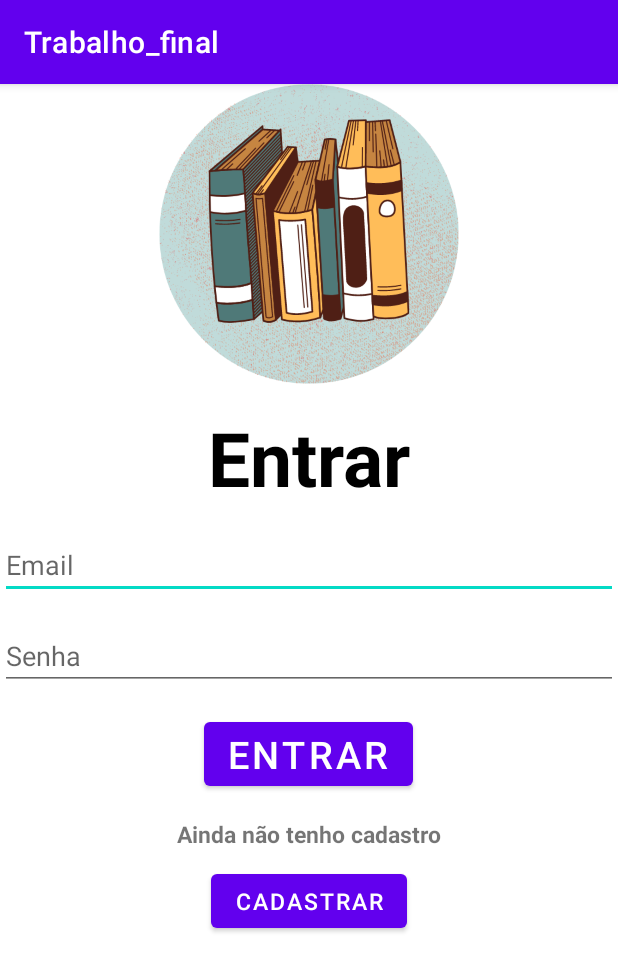
After one commit to BrendaSales/Trabalho_final_android, an Android app: the LoginActivity screen opened directly, with no data from a screen before it, on a phone screen of 412 x 824 dp. The commit adds this screen. Shown: the top 971 px of the screen. Run offline under Robolectric (Android 15) with nearby library versions, the phone set to English and light mode, and no system bars.

Commit message:
Tela de cadastro e login + arquivos string

```diff
--- a/app/build.gradle
+++ b/app/build.gradle
@@ -26,6 +26,9 @@ android {
         sourceCompatibility JavaVersion.VERSION_1_8
         targetCompatibility JavaVersion.VERSION_1_8
     }
+    buildFeatures {
+        viewBinding true
+    }
 }
 
 dependencies {
@@ -33,6 +36,9 @@ dependencies {
     implementation 'androidx.appcompat:appcompat:1.4.2'
     implementation 'com.google.android.material:material:1.6.1'
     implementation 'androidx.constraintlayout:constraintlayout:2.1.4'
+    implementation 'androidx.annotation:annotation:1.2.0'
+    implementation 'androidx.lifecycle:lifecycle-livedata-ktx:2.3.1'
+    implementation 'androidx.lifecycle:lifecycle-viewmodel-ktx:2.3.1'
     testImplementation 'junit:junit:4.13.2'
     androidTestImplementation 'androidx.test.ext:junit:1.1.3'
     androidTestImplementation 'androidx.test.espresso:espresso-core:3.4.0'
--- /dev/null
+++ b/app/src/main/java/com/example/trabalho_final/view/LoginActivity.java
@@ -0,0 +1,16 @@
+package com.example.trabalho_final.view;
+
+import androidx.appcompat.app.AppCompatActivity;
+
+import android.os.Bundle;
+
+import com.example.trabalho_final.R;
+
+public class LoginActivity extends AppCompatActivity {
+
+    @Override
+    protected void onCreate(Bundle savedInstanceState) {
+        super.onCreate(savedInstanceState);
+        setContentView(R.layout.activity_login);
+    }
+}
--- /dev/null
+++ b/app/src/main/res/layout/activity_login.xml
@@ -0,0 +1,77 @@
+<?xml version="1.0" encoding="utf-8"?>
+<LinearLayout xmlns:android="http://schemas.android.com/apk/res/android"
+    xmlns:app="http://schemas.android.com/apk/res-auto"
+    xmlns:tools="http://schemas.android.com/tools"
+    android:layout_width="match_parent"
+    android:layout_height="match_parent"
+    android:orientation="vertical"
+    tools:context=".view.LoginActivity">
+
+<ImageView
+    android:layout_width="200dp"
+    android:layout_height="200dp"
+    android:src="@drawable/logo_app"
+    android:layout_gravity="center"
+    android:layout_marginBottom="15dp"
+    />
+
+<TextView
+    android:layout_width="wrap_content"
+    android:layout_height="wrap_content"
+    android:text="@string/action_login"
+    android:textSize="50dp"
+    android:layout_gravity="center"
+    android:textStyle="bold"
+    android:textColor="@color/black"
+    android:layout_marginBottom="15dp"/>
+
+    <EditText
+        android:layout_width="match_parent"
+        android:layout_height="wrap_content"
+        android:hint="@string/prompt_email"
+        android:id="@+id/txt_email"
+        android:layout_marginBottom="15dp"
+        />
+
+    <EditText
+        android:layout_width="match_parent"
+        android:layout_height="wrap_content"
+        android:hint="@string/prompt_password"
+        android:id="@+id/txt_password"
+        android:layout_marginBottom="15dp"
+
+        />
+    <Button
+        android:layout_width="wrap_content"
+        android:layout_height="wrap_content"
+        android:text="@string/action_login"
+        android:id="@+id/btn_login"
+        android:textSize="25dp"
+        android:layout_marginBottom="15dp"
+        android:layout_gravity="center"
+        />
+
+    <TextView
+        android:layout_width="wrap_content"
+        android:layout_height="wrap_content"
+        android:text="@string/nao_possui_cadastro"
+        android:textSize="15dp"
+        android:layout_gravity="center"
+        android:textStyle="bold"
+        android:layout_marginBottom="10dp"/>
+
+    <Button
+        android:layout_width="wrap_content"
+        android:layout_height="wrap_content"
+        android:text="@string/cadastrar"
+        android:id="@+id/btn_cadastro"
+        android:textSize="15dp"
+        android:layout_marginBottom="15dp"
+        android:layout_gravity="center"
+        />
+
+
+
+
+
+</LinearLayout>
--- a/app/src/main/res/layout/activity_main.xml
+++ b/app/src/main/res/layout/activity_main.xml
@@ -4,7 +4,7 @@
     xmlns:tools="http://schemas.android.com/tools"
     android:layout_width="match_parent"
     android:layout_height="match_parent"
-    tools:context=".MainActivity">
+    tools:context=".view.MainActivity">
 
     <TextView
         android:layout_width="wrap_content"
--- /dev/null
+++ b/app/src/main/res/values-land/dimens.xml
@@ -0,0 +1,3 @@
+<resources>
+ <dimen name="activity_horizontal_margin">48dp</dimen>
+</resources>
--- /dev/null
+++ b/app/src/main/res/values-w1240dp/dimens.xml
@@ -0,0 +1,3 @@
+<resources>
+ <dimen name="activity_horizontal_margin">200dp</dimen>
+</resources>
--- /dev/null
+++ b/app/src/main/res/values-w600dp/dimens.xml
@@ -0,0 +1,3 @@
+<resources>
+ <dimen name="activity_horizontal_margin">48dp</dimen>
+</resources>
--- /dev/null
+++ b/app/src/main/res/values/dimens.xml
@@ -0,0 +1,5 @@
+<resources>
+    <!-- Default screen margins, per the Android Design guidelines. -->
+ <dimen name="activity_horizontal_margin">16dp</dimen>
+ <dimen name="activity_vertical_margin">16dp</dimen>
+</resources>
--- a/app/src/main/res/values/strings.xml
+++ b/app/src/main/res/values/strings.xml
@@ -1,3 +1,15 @@
 <resources>
     <string name="app_name">Trabalho_final</string>
+    <string name="title_activity_login">LoginActivity</string>
+    <string name="prompt_email">Email</string>
+    <string name="prompt_password">Senha</string>
+    <string name="action_login">Entrar</string>
+    <string name="nao_possui_cadastro">Ainda não tenho cadastro</string>
+    <string name="cadastrar">Cadastrar</string>
+    <string name="welcome">"Bem vindo!"</string>
+    <string name="invalid_username">Não é um nome válido</string>
+    <string name="invalid_password">A senha deve ter mais que 5 caracteres</string>
+    <string name="login_failed">"O login falhou"</string>
+    <string name="cadastro">"Cadastro"</string>
+    <string name="name">"Nome"</string>
 </resources>
```
Also changed, not shown: app/src/main/AndroidManifest.xml (+8 -1 lines), app/src/main/java/com/example/trabalho_final/view/CadastroActivity.java (renamed from app/src/main/java/com/example/trabalho_final/MainActivity.java, +5 -3 lines), app/src/main/java/com/example/trabalho_final/view/MainActivity.java (added, +16 -0 lines), app/src/main/res/layout/activity_cadastro.xml (added, +56 -0 lines), app/src/main/res/drawable/logo_app.png (added), 1 other file.
